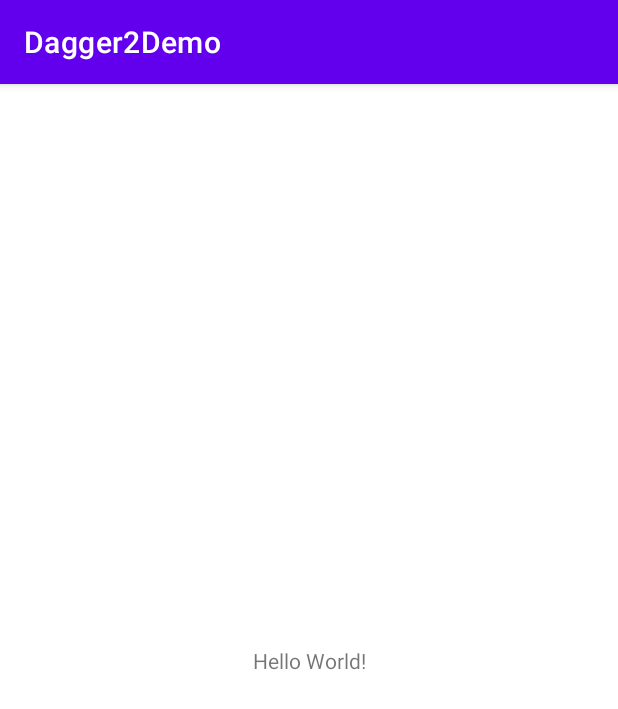
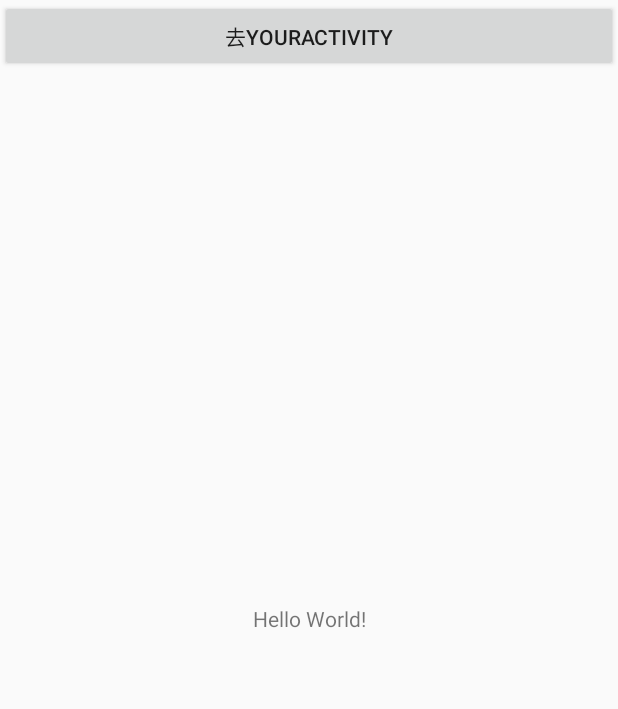
Before and after one commit to wangjianhaha828/Dagger2Demo, an Android app: the screen it shows after launch (MainActivity), on a phone screen of 412 x 824 dp. Shown: the top 709 px of the screen. Run offline under Robolectric (Android 15) with nearby library versions, the phone set to English and light mode, and no system bars; our stand-ins replace Dagger/Hilt's generated code; 1 statement that could not run was skipped.

Commit message:
add dagger-android example

```diff
--- a/app/src/main/AndroidManifest.xml
+++ b/app/src/main/AndroidManifest.xml
@@ -3,12 +3,16 @@
     package="com.wangjian.dagger2demo">
 
     <application
+        android:name=".android.YourApplication"
         android:allowBackup="true"
         android:icon="@mipmap/ic_launcher"
         android:label="@string/app_name"
         android:roundIcon="@mipmap/ic_launcher_round"
         android:supportsRtl="true"
         android:theme="@style/Theme.Dagger2Demo">
+        <activity
+            android:name=".android.YourActivity"
+            android:exported="false" />
         <activity
             android:name=".MainActivity"
             android:exported="true">
--- a/app/src/main/java/com/wangjian/dagger2demo/MainActivity.kt
+++ b/app/src/main/java/com/wangjian/dagger2demo/MainActivity.kt
@@ -1,8 +1,11 @@
 package com.wangjian.dagger2demo
 
+import android.content.Intent
 import androidx.appcompat.app.AppCompatActivity
 import android.os.Bundle
 import android.util.Log
+import android.widget.Button
+import com.wangjian.dagger2demo.android.YourActivity
 import com.wangjian.dagger2demo.dagger.CoffeeApp
 import com.wangjian.dagger2demo.dagger.CoffeeMaker
 import com.wangjian.dagger2demo.dagger.DaggerCoffeeApp_CoffeeShop
@@ -24,5 +27,9 @@ class MainActivity : AppCompatActivity() {
 //        coffeeShop.marker().brew()
         coffeeMaker.brew()
         coffeeShop.logger().logs().forEach { log -> Log.d("测试",log) }
+
+        findViewById<Button>(R.id.button).setOnClickListener{
+            startActivity(Intent(this,YourActivity::class.java))
+        }
     }
 }
--- /dev/null
+++ b/app/src/main/java/com/wangjian/dagger2demo/android/YourApplication.kt
@@ -0,0 +1,22 @@
+package com.wangjian.dagger2demo.android
+
+import android.app.Application
+import dagger.android.AndroidInjector
+import dagger.android.DispatchingAndroidInjector
+import dagger.android.HasAndroidInjector
+import javax.inject.Inject
+
+class YourApplication : Application(),HasAndroidInjector {
+
+    @Inject
+   lateinit var dispatchingAndroidInjector: DispatchingAndroidInjector<Any>
+
+    override fun onCreate() {
+        super.onCreate()
+        DaggerYourApplicationComponent.create().inject(this)
+    }
+
+    override fun androidInjector(): AndroidInjector<Any> {
+        return dispatchingAndroidInjector
+    }
+}
--- a/app/src/main/res/layout/activity_main.xml
+++ b/app/src/main/res/layout/activity_main.xml
@@ -15,4 +15,13 @@
         app:layout_constraintRight_toRightOf="parent"
         app:layout_constraintTop_toTopOf="parent" />
 
+    <Button
+        android:id="@+id/button"
+        android:layout_width="0dp"
+        android:layout_height="wrap_content"
+        android:text="去YourActivity"
+        app:layout_constraintEnd_toEndOf="parent"
+        app:layout_constraintStart_toStartOf="parent"
+        app:layout_constraintTop_toTopOf="parent" />
+
 </androidx.constraintlayout.widget.ConstraintLayout>
--- a/app/src/main/res/values/themes.xml
+++ b/app/src/main/res/values/themes.xml
@@ -1,6 +1,6 @@
 <resources xmlns:tools="http://schemas.android.com/tools">
     <!-- Base application theme. -->
-    <style name="Theme.Dagger2Demo" parent="Theme.MaterialComponents.DayNight.DarkActionBar">
+    <style name="Theme.Dagger2Demo" parent="Theme.AppCompat.Light.NoActionBar">
         <!-- Primary brand color. -->
         <item name="colorPrimary">@color/purple_500</item>
         <item name="colorPrimaryVariant">@color/purple_700</item>
```
Also changed, not shown: app/src/main/java/com/wangjian/dagger2demo/android/YourActivity.kt (added, +19 -0 lines), app/src/main/java/com/wangjian/dagger2demo/android/YourActivityModule.kt (added, +15 -0 lines), app/src/main/java/com/wangjian/dagger2demo/android/YourActivityModuleImpl.kt (added, +12 -0 lines), app/src/main/java/com/wangjian/dagger2demo/android/YourActivitySubcomponent.kt (added, +10 -0 lines), app/src/main/java/com/wangjian/dagger2demo/android/YourApplicationComponent.kt (added, +10 -0 lines), app/src/main/res/layout/activity_your.xml (added, +9 -0 lines), 1 other file.
